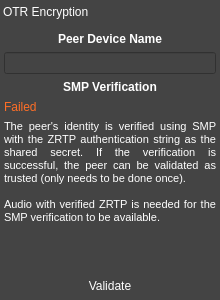
This is resources/otr_widget.ui in AGProjects/blink-qt as Qt 5 draws it before an edit. The edited form follows.
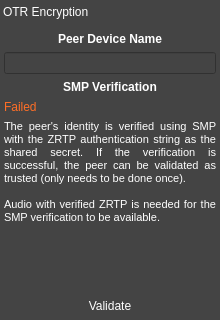
This is the edited form. Icons and pictures are not drawn. Custom widgets are drawn as their Qt base class.

Commit message: Adjusted ZRTP and OTR widgets to better fit text with Qt5 themes

```diff
--- a/resources/otr_widget.ui
+++ b/resources/otr_widget.ui
@@ -7,7 +7,7 @@
     <x>0</x>
     <y>0</y>
     <width>220</width>
-    <height>300</height>
+    <height>320</height>
    </rect>
   </property>
   <property name="palette">
```
The commit also changes 3 other files.
